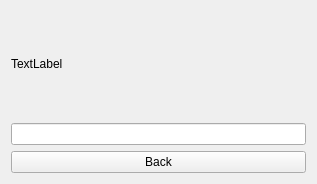
Qt form Widget_Client/CodeVerificationWidget.ui (MrVolot/WidgetClient) before a commit.
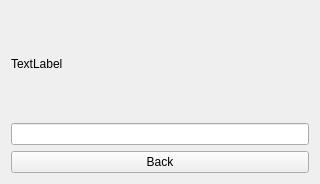
The same form after that commit.

```diff
--- a/Widget_Client/CodeVerificationWidget.ui
+++ b/Widget_Client/CodeVerificationWidget.ui
@@ -6,7 +6,7 @@
    <rect>
     <x>0</x>
     <y>0</y>
-    <width>317</width>
+    <width>320</width>
     <height>184</height>
    </rect>
   </property>
```
